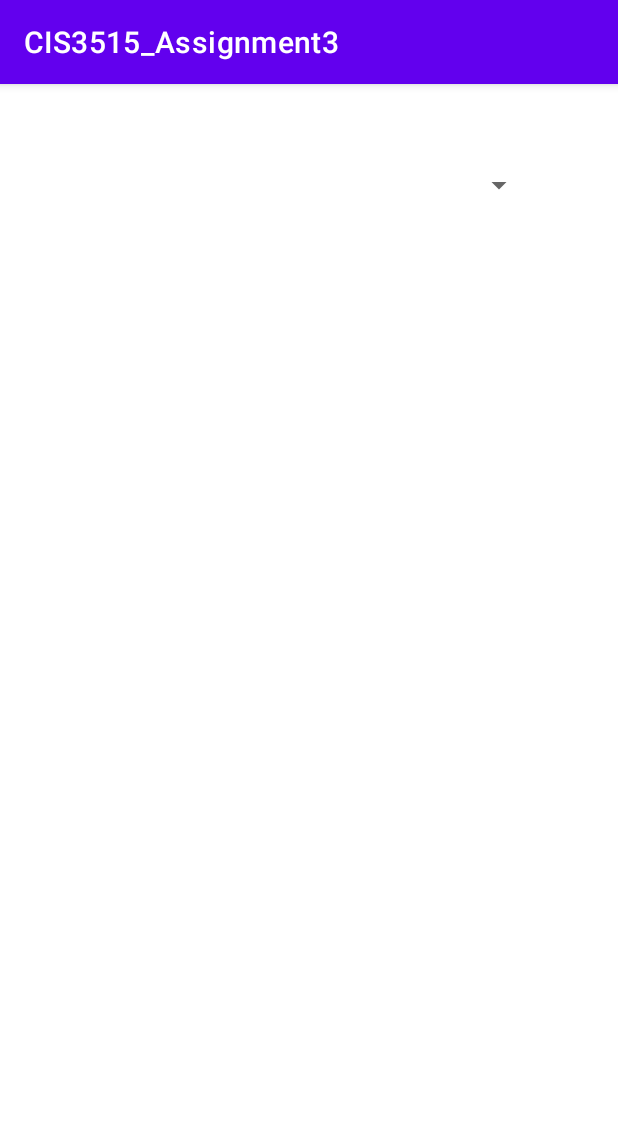
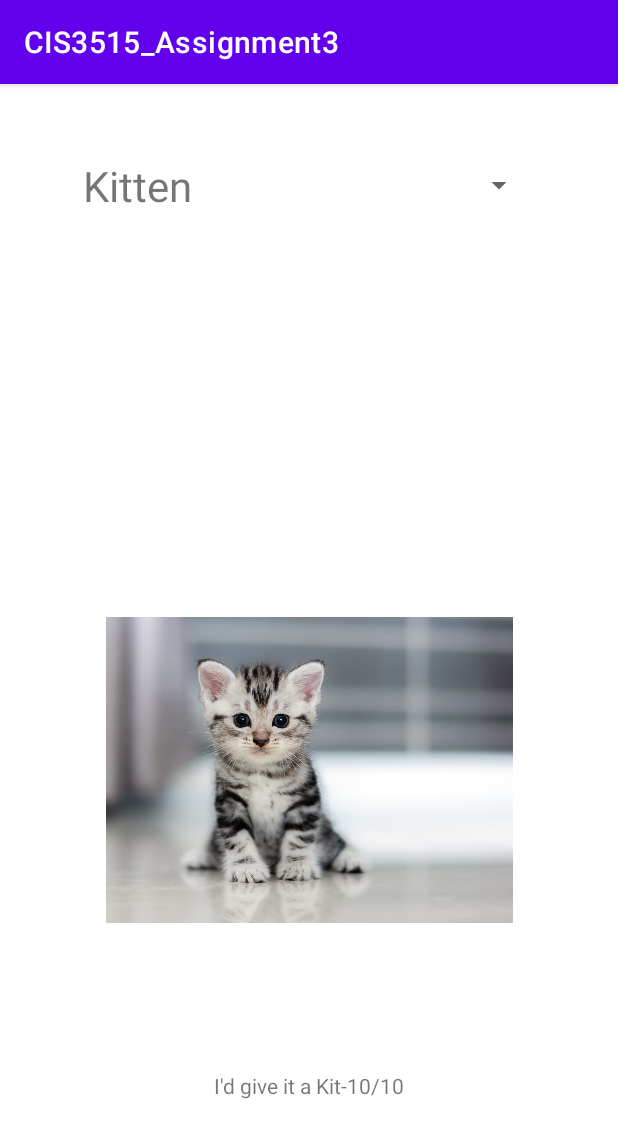
Before and after one commit to AWTemple/CIS3515_Assignment4, an Android app: the screen it shows after launch (ImageActivity), on a phone screen of 412 x 824 dp. Shown: the top 1138 px of the screen. Run offline under Robolectric (Android 15) with nearby library versions, the phone set to English and light mode, and no system bars.

Commit message:
Project Framework Completed. Needs Images in Dropdown menu.

```diff
--- a/app/src/main/java/edu/temple/cis3515_assignment3/Cat.java
+++ b/app/src/main/java/edu/temple/cis3515_assignment3/Cat.java
@@ -2,12 +2,12 @@ package edu.temple.cis3515_assignment3;
 
 public class Cat
 {
-    private String name, color;
+    private String name, desc;
 
-    public Cat(String name, String color)
+    public Cat(String name, String desc)
     {
         this.name = name;
-        this.color = color;
+        this.desc = desc;
     }
 
     public String getName()
@@ -15,8 +15,8 @@ public class Cat
         return name;
     }
 
-    public String color()
+    public String getDesc()
     {
-        return color;
+        return desc;
     }
 }
--- a/app/src/main/java/edu/temple/cis3515_assignment3/ImageActivity.java
+++ b/app/src/main/java/edu/temple/cis3515_assignment3/ImageActivity.java
@@ -3,12 +3,77 @@ package edu.temple.cis3515_assignment3;
 import androidx.appcompat.app.AppCompatActivity;
 
 import android.os.Bundle;
+import android.util.Pair;
+import android.view.View;
+import android.widget.AdapterView;
+import android.widget.Button;
+import android.widget.EditText;
+import android.widget.ImageView;
+import android.widget.ListView;
+import android.widget.Spinner;
+import android.widget.TextView;
+import android.widget.Toast;
 
-public class ImageActivity extends AppCompatActivity {
+import java.util.ArrayList;
+
+public class ImageActivity extends AppCompatActivity
+{
+    //Classwide Declarations
+    Spinner spinner;
+    ImageView imageView;
+    TextView textView;
+    int[] catImgArray;
+    ArrayList<Cat> catArray;
 
     @Override
-    protected void onCreate(Bundle savedInstanceState) {
+    protected void onCreate(Bundle savedInstanceState)
+    {
         super.onCreate(savedInstanceState);
         setContentView(R.layout.activity_main);
+
+        //Get our Views by ID
+        spinner = findViewById(R.id.spinner);
+        imageView = findViewById(R.id.imageView);
+        textView = findViewById(R.id.textView);
+
+        //Make an ArrayList of Cat Objects
+        catArray = new ArrayList<Cat>();
+        catArray.add(new Cat("Kitten", "I'd give it a Kit-10/10"));
+        catArray.add(new Cat("Old Cat", "Aged like a fine feline."));
+        catArray.add(new Cat("Fancy Cat", "He landed on his feet."));
+        catArray.add(new Cat("Buff Cat", "Meowscular."));
+        catArray.add(new Cat("COVID Cat", "Sick as a Dog."));
+
+        //Instantiate array of images to go with
+        catImgArray = new int[]{R.drawable.kitten, R.drawable.oldcat, R.drawable.fancycat,
+                                      R.drawable.buffcat, R.drawable.covidcat};
+
+        //Create one of our custom catAdapters and pass it to our Spinner
+        CatAdapter catAdapter = new CatAdapter(this, catArray);
+        spinner.setAdapter(catAdapter);
+
+        spinner.setOnItemSelectedListener(new AdapterView.OnItemSelectedListener()
+            {
+                @Override
+                public void onItemSelected(AdapterView<?> parent, View view, int position, long id)
+                {
+                    updateScreen(position);
+                }
+
+                @Override
+                public void onNothingSelected(AdapterView<?> parent)
+                {
+                    updateScreen(-1);
+                }
+            });
     }
+
+    private void updateScreen(int position)
+    {
+        imageView.setImageResource(catImgArray[position]);
+        textView.setText(catArray.get(position).getDesc());
+    }
+
+
+
 }
--- a/app/src/main/res/layout/activity_main.xml
+++ b/app/src/main/res/layout/activity_main.xml
@@ -14,4 +14,26 @@
         app:layout_constraintEnd_toEndOf="parent"
         app:layout_constraintStart_toStartOf="parent"
         app:layout_constraintTop_toTopOf="parent" />
+
+    <TextView
+        android:id="@+id/textView"
+        android:layout_width="167dp"
+        android:layout_height="37dp"
+        android:text="TextView"
+        android:textAlignment="center"
+        app:layout_constraintBottom_toBottomOf="parent"
+        app:layout_constraintEnd_toEndOf="parent"
+        app:layout_constraintStart_toStartOf="parent"
+        app:layout_constraintTop_toBottomOf="@+id/imageView"
+        app:layout_constraintVertical_bias="0.495" />
+
+    <ImageView
+        android:id="@+id/imageView"
+        android:layout_width="271dp"
+        android:layout_height="260dp"
+        android:layout_marginTop="240dp"
+        app:layout_constraintEnd_toEndOf="parent"
+        app:layout_constraintStart_toStartOf="parent"
+        app:layout_constraintTop_toBottomOf="@+id/spinner"
+        tools:src="@tools:sample/avatars" />
 </androidx.constraintlayout.widget.ConstraintLayout>
```
Also changed, not shown: app/src/main/res/drawable-v24/buffcat.jpg (added), app/src/main/res/drawable-v24/covidcat.jpg (added), app/src/main/res/drawable-v24/fancycat.png (added), app/src/main/res/drawable-v24/kitten.jpg (added), app/src/main/res/drawable-v24/oldcat.jpg (added).
